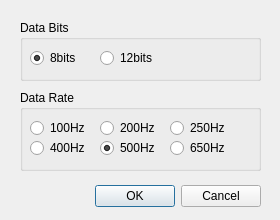
Old version of the form oym8CHWave/dialogdatasetting.ui in the repository oymotion/oym8CHWave.
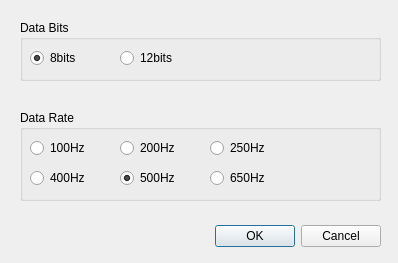
New version of the form.

```diff
--- a/oym8CHWave/dialogdatasetting.ui
+++ b/oym8CHWave/dialogdatasetting.ui
@@ -6,8 +6,8 @@
    <rect>
     <x>0</x>
     <y>0</y>
-    <width>280</width>
-    <height>220</height>
+    <width>398</width>
+    <height>263</height>
    </rect>
   </property>
   <property name="windowTitle">
@@ -16,8 +16,8 @@
   <widget class="QDialogButtonBox" name="buttonBox">
    <property name="geometry">
     <rect>
-     <x>30</x>
-     <y>180</y>
+     <x>150</x>
+     <y>220</y>
      <width>231</width>
      <height>32</height>
     </rect>
@@ -34,7 +34,7 @@
     <rect>
      <x>20</x>
      <y>20</y>
-     <width>241</width>
+     <width>361</width>
      <height>61</height>
     </rect>
    </property>
@@ -44,7 +44,7 @@
    <widget class="QRadioButton" name="radioButton_12bit">
     <property name="geometry">
      <rect>
-      <x>80</x>
+      <x>100</x>
       <y>30</y>
       <width>61</width>
       <height>16</height>
@@ -75,9 +75,9 @@
    <property name="geometry">
     <rect>
      <x>20</x>
-     <y>90</y>
-     <width>241</width>
-     <height>81</height>
+     <y>110</y>
+     <width>361</width>
+     <height>91</height>
     </rect>
    </property>
    <property name="title">
@@ -86,8 +86,8 @@
    <widget class="QRadioButton" name="radioButton_650Hz">
     <property name="geometry">
      <rect>
-      <x>150</x>
-      <y>50</y>
+      <x>190</x>
+      <y>60</y>
       <width>61</width>
       <height>16</height>
      </rect>
@@ -99,8 +99,8 @@
    <widget class="QRadioButton" name="radioButton_500Hz">
     <property name="geometry">
      <rect>
-      <x>80</x>
-      <y>50</y>
+      <x>100</x>
+      <y>60</y>
       <width>61</width>
       <height>16</height>
      </rect>
@@ -115,7 +115,7 @@
    <widget class="QRadioButton" name="radioButton_250Hz">
     <property name="geometry">
      <rect>
-      <x>150</x>
+      <x>190</x>
       <y>30</y>
       <width>61</width>
       <height>16</height>
@@ -141,7 +141,7 @@
    <widget class="QRadioButton" name="radioButton_200Hz">
     <property name="geometry">
      <rect>
-      <x>80</x>
+      <x>100</x>
       <y>30</y>
       <width>61</width>
       <height>16</height>
@@ -155,7 +155,7 @@
     <property name="geometry">
      <rect>
       <x>10</x>
-      <y>50</y>
+      <y>60</y>
       <width>61</width>
       <height>16</height>
      </rect>
```
